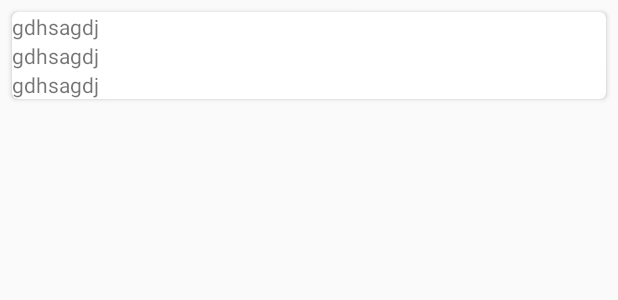
After one commit to gothamite/NaumenCD, an Android app: the layout item.xml on its own in the app's theme, with its tools: preview values and no code run, on a phone screen of 412 x 824 dp. The commit adds this screen. Shown: the top 300 px of the screen. Run offline under Robolectric (Android 15) with nearby library versions, the phone set to English and light mode, and no system bars.

Commit message:
WIP: fix POJO Item, add TODOs

```diff
--- a/app/build.gradle
+++ b/app/build.gradle
@@ -40,15 +40,19 @@ dependencies {
     compile 'com.android.support:design:26.1.0'
     compile 'com.android.support:appcompat-v7:26.1.0'
 
+    //Rx
     implementation 'io.reactivex:rxandroid:1.2.1'
     implementation 'io.reactivex:rxjava:1.3.0'
 
+    //Dagger2
     compile 'com.google.dagger:dagger:2.9'
     annotationProcessor 'com.google.dagger:dagger-compiler:2.9'
 
+    //Butterknife
     compile 'com.jakewharton:butterknife:8.6.0'
     annotationProcessor 'com.jakewharton:butterknife-compiler:8.6.0'
 
+    //Network
     compile 'com.google.code.gson:gson:2.8.2'
     implementation 'com.squareup.retrofit2:retrofit:2.3.0'
     implementation 'com.squareup.retrofit2:adapter-rxjava:2.3.0'
@@ -56,6 +60,7 @@ dependencies {
     implementation 'com.squareup.retrofit2:converter-scalars:2.1.0'
     compile 'com.squareup.okhttp3:logging-interceptor:3.3.0'
 
+    //Moxy
     compile 'com.arello-mobile:moxy:1.5.3'
     annotationProcessor 'com.arello-mobile:moxy-compiler:1.5.3'
     compile 'com.arello-mobile:moxy-android:1.5.3'
--- a/app/src/main/java/ru/naumen/naumencd/models/Company.java
+++ b/app/src/main/java/ru/naumen/naumencd/models/Company.java
@@ -8,6 +8,7 @@ public class Company {
     @SerializedName("id")
     @Expose
     private Integer id;
+
     @SerializedName("name")
     @Expose
     private String name;
--- a/app/src/main/java/ru/naumen/naumencd/models/Computers.java
+++ b/app/src/main/java/ru/naumen/naumencd/models/Computers.java
@@ -11,12 +11,15 @@ public class Computers {
     @SerializedName("items")
     @Expose
     private List<Item> items = null;
+
     @SerializedName("page")
     @Expose
     private Integer page;
+
     @SerializedName("offset")
     @Expose
     private Integer offset;
+
     @SerializedName("total")
     @Expose
     private Integer total;
--- a/app/src/main/java/ru/naumen/naumencd/presentation/presenters/card/CardPresenter.java
+++ b/app/src/main/java/ru/naumen/naumencd/presentation/presenters/card/CardPresenter.java
@@ -8,5 +8,5 @@ import com.arellomobile.mvp.MvpPresenter;
 
 @InjectViewState
 public class CardPresenter extends MvpPresenter<CardView> {
-
+//TODO loadComputer() and loadSimilarComputers()?
 }
--- a/app/src/main/java/ru/naumen/naumencd/ui/activities/home/HomeActivity.java
+++ b/app/src/main/java/ru/naumen/naumencd/ui/activities/home/HomeActivity.java
@@ -50,10 +50,10 @@ public class HomeActivity extends MvpAppCompatActivity implements HomeView {
         setContentView(R.layout.activity_home);
         ButterKnife.bind(this);
 
-        Timber.d("test");
-        mHomePresenter.loadComputers(1);
+        Timber.d("test"); //TODO Настроить Timber?
+        mHomePresenter.loadComputers(1); // TODO если приложение открывается из свернутого вида, то возвращать на текущую страницу
     }
-
+//TODO для ProgressBar настроить
     @Override
     public void showWait() {
 
--- /dev/null
+++ b/app/src/main/res/layout/item.xml
@@ -0,0 +1,48 @@
+<android.support.v7.widget.CardView
+    xmlns:android="http://schemas.android.com/apk/res/android"
+    xmlns:app="http://schemas.android.com/apk/res-auto"
+    xmlns:tools="http://schemas.android.com/tools"
+    android:id="@+id/computer_card"
+    android:layout_width="match_parent"
+    android:layout_height="wrap_content"
+    android:layout_marginEnd="8dp"
+    android:layout_marginStart="8dp"
+    android:layout_marginTop="8dp"
+    android:clipToPadding="false"
+    android:orientation="vertical"
+    android:visibility="visible"
+    app:cardCornerRadius="4dp"
+    tools:ignore="ContentDescription">
+
+    <LinearLayout
+        android:id="@+id/item_detail"
+        android:layout_width="match_parent"
+        android:layout_height="wrap_content"
+        android:orientation="vertical">
+
+    <TextView
+        android:id="@+id/name"
+        android:layout_width="match_parent"
+        android:layout_height="match_parent"
+        android:text="gdhsagdj"/>
+
+    <ImageView
+        android:id="@+id/image"
+        android:layout_width="wrap_content"
+        android:layout_height="wrap_content"/>
+
+    <TextView
+        android:id="@+id/company"
+        android:layout_width="match_parent"
+        android:layout_height="match_parent"
+        android:text="gdhsagdj"/>
+
+    <TextView
+        android:id="@+id/description"
+        android:layout_width="match_parent"
+        android:layout_height="match_parent"
+        android:text="gdhsagdj"/>
+    </LinearLayout>
+
+
+</android.support.v7.widget.CardView>
```
Also changed, not shown: app/src/main/java/ru/naumen/naumencd/models/Item.java (+31 -0 lines), app/src/main/java/ru/naumen/naumencd/presentation/presenters/home/HomePresenter.java (+2 -5 lines), app/src/main/java/ru/naumen/naumencd/ui/adapters/home/ComputersListAdapter.java (+11 -1 lines), app/src/main/res/layout/activity_card.xml (+12 -24 lines), app/src/main/res/layout/activity_home.xml (+28 -6 lines), app/src/main/res/menu/bottom_navigation_main.xml (added, +16 -0 lines).
